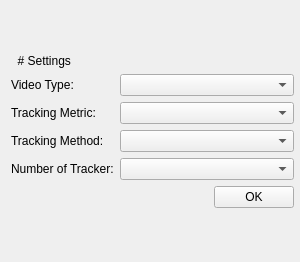
Above: funscript_editor/ui/settings_view.ui from michael-mueller-git/Python-Funscript-Editor before the change. Below: the same form after it.
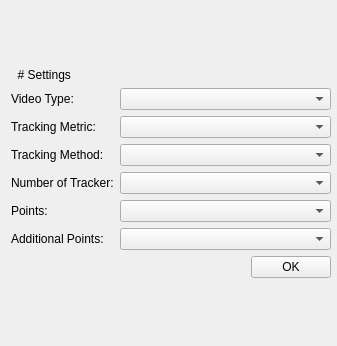
That is the form after the change.

Commit message: add point algorithm to settings dialog

What changed in the file:
```diff
--- a/funscript_editor/ui/settings_view.ui
+++ b/funscript_editor/ui/settings_view.ui
@@ -6,8 +6,8 @@
    <rect>
     <x>0</x>
     <y>0</y>
-    <width>300</width>
-    <height>262</height>
+    <width>337</width>
+    <height>346</height>
    </rect>
   </property>
   <property name="windowTitle">
@@ -95,7 +95,7 @@
        </property>
       </widget>
      </item>
-     <item row="5" column="1">
+     <item row="7" column="1">
       <layout class="QHBoxLayout" name="horizontalLayout">
        <item>
         <spacer name="horizontalSpacer">
@@ -149,6 +149,40 @@
        </property>
       </widget>
      </item>
+     <item row="5" column="1">
+      <widget class="QComboBox" name="pointsComboBox">
+       <property name="sizePolicy">
+        <sizepolicy hsizetype="MinimumExpanding" vsizetype="Fixed">
+         <horstretch>0</horstretch>
+         <verstretch>0</verstretch>
+        </sizepolicy>
+       </property>
+      </widget>
+     </item>
+     <item row="6" column="1">
+      <widget class="QComboBox" name="additionalPointsComboBox">
+       <property name="sizePolicy">
+        <sizepolicy hsizetype="MinimumExpanding" vsizetype="Fixed">
+         <horstretch>0</horstretch>
+         <verstretch>0</verstretch>
+        </sizepolicy>
+       </property>
+      </widget>
+     </item>
+     <item row="5" column="0">
+      <widget class="QLabel" name="label_6">
+       <property name="text">
+        <string>Points:</string>
+       </property>
+      </widget>
+     </item>
+     <item row="6" column="0">
+      <widget class="QLabel" name="label_7">
+       <property name="text">
+        <string>Additional Points:</string>
+       </property>
+      </widget>
+     </item>
     </layout>
    </item>
    <item row="0" column="0">
```
The commit also changes 5 other files.
